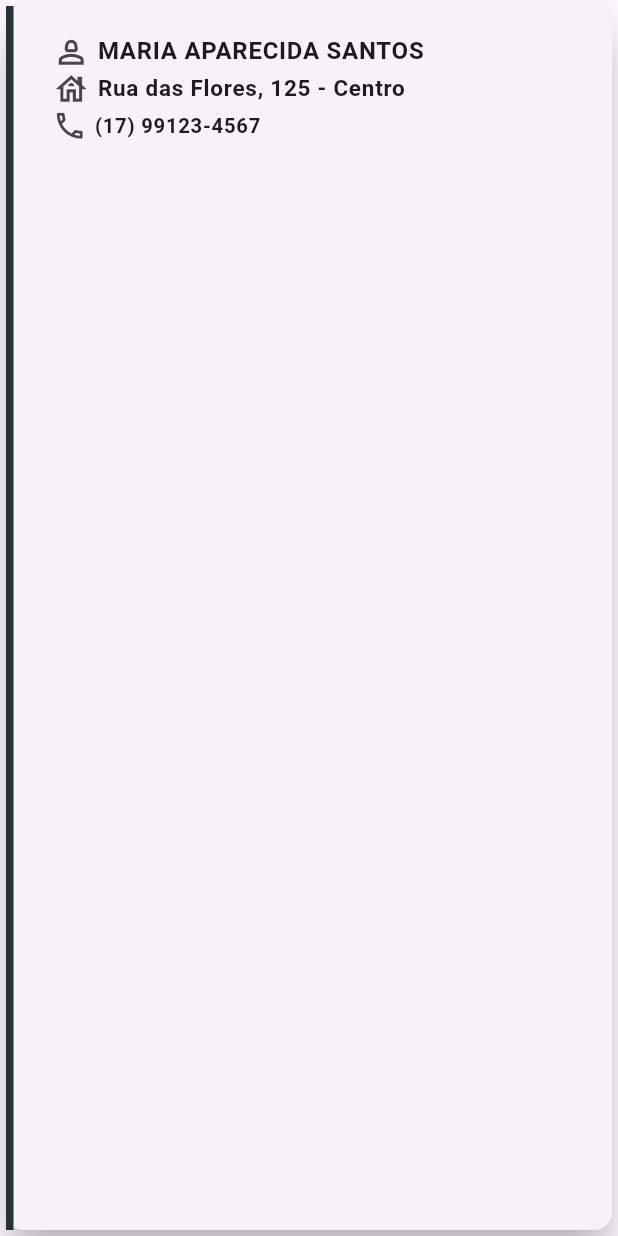
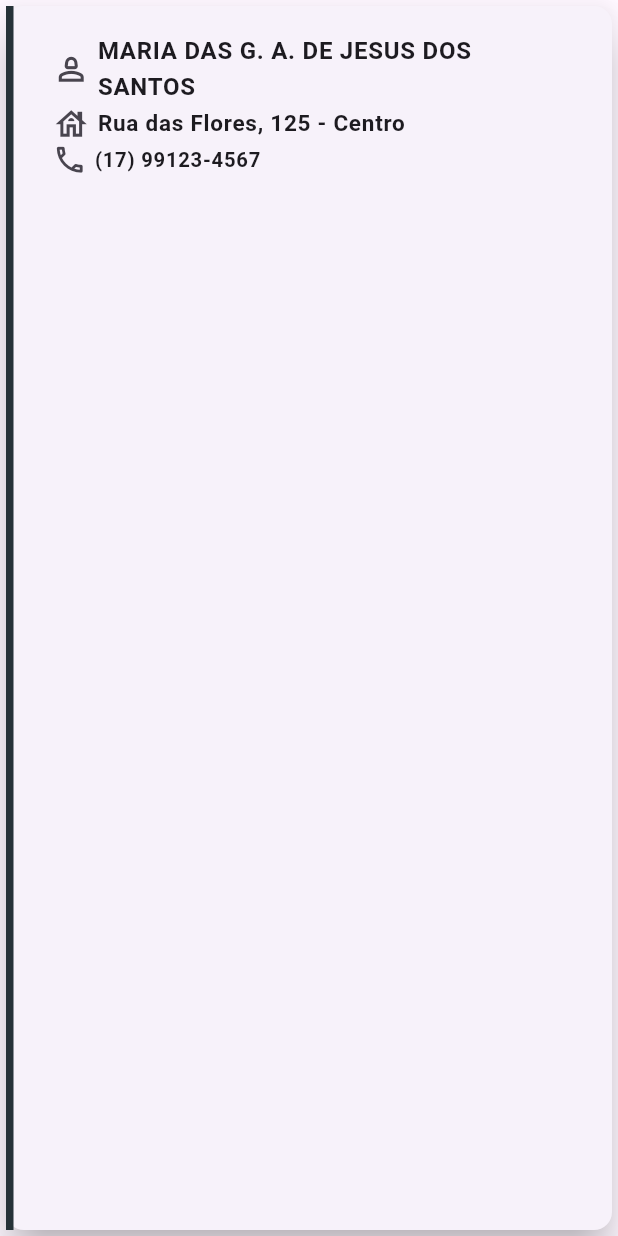
Before and after one commit to BrunoCamiloRibeiro/InterFatec2, a Flutter app: the CardPaciente widget shown alone on an empty page, opened directly, on a phone screen of 412 x 824 dp. Run offline on Flutter 3.47's test engine with Material 3 defaults, Android fonts, the phone set to English and light mode, and no system bars; our stand-ins replace timeline_tile.

Commit message:
feat(motorista/geral): abreviação de texto

```diff
--- /dev/null
+++ b/lib/components/abreviar_textos.dart
@@ -0,0 +1,109 @@
+
+class TextAbbreviator {
+  // Palavras de ligação comuns em português brasileiro.
+  static const Set<String> _stopWords = {
+    'a', 'à', 'às', 'ao', 'aos',
+    'o', 'os', 'as',
+    'de', 'da', 'das', 'do', 'dos',
+    'e', 'em', 'na', 'nas', 'no', 'nos',
+    'num', 'numa', 'nuns', 'numas',
+    'por', 'pela', 'pelas', 'pelo', 'pelos',
+    'para', 'pra', 'com', 'sem', 'sob',
+    'sobre', 'entre', 'até', 'desde',
+    'que', 'se', 'ou',
+  };
+
+  /// Abrevia palavras intermediárias quando o texto é longo.
+  ///
+  /// [maxCharacters]: limite de caracteres.
+  /// [maxWords]: limite de palavras.
+  /// [keepWords]: número mínimo de palavras significativas
+  /// que devem permanecer inteiras, além da primeira e da última.
+  static String abbreviate(
+    String text, {
+    int maxCharacters = 45,
+    int maxWords = 7,
+    int keepWords = 1,
+  }) {
+    // Normaliza espaços e trata entradas vazias.
+    final normalized = text.trim().replaceAll(
+      RegExp(r'\s+'),
+      ' ',
+    );
+
+    if (normalized.isEmpty) return normalized;
+
+    final words = normalized.split(' ');
+
+    // Verifica os dois critérios: caracteres OU palavras.
+    final isLong =
+        normalized.length > maxCharacters ||
+        words.length > maxWords;
+
+    if (!isLong || words.length <= 2) {
+      return normalized;
+    }
+
+    // Identifica a primeira palavra alfabética de cada token.
+    String getWord(String token) {
+      final match = RegExp(
+        r'[A-Za-zÀ-ÖØ-öø-ÿ]+',
+      ).firstMatch(token);
+
+      return match?.group(0) ?? token;
+    }
+
+    // Abrevia somente palavras significativas.
+    String abbreviateWord(String token) {
+      final match = RegExp(
+        r'[A-Za-zÀ-ÖØ-öø-ÿ]+',
+      ).firstMatch(token);
+
+      if (match == null) return token;
+
+      final word = match.group(0)!;
+      final lower = word.toLowerCase();
+
+      // Nunca abrevia palavras de ligação.
+      if (_stopWords.contains(lower)) {
+        return token;
+      }
+
+      // Palavras muito curtas já são compactas.
+      if (word.length <= 2) return token;
+
+      final abbreviation = '${word[0]}.';
+
+      return token.replaceRange(
+        match.start,
+        match.end,
+        abbreviation,
+      );
+    }
+
+    // Mantém o início e o final do texto.
+    final result = List<String>.from(words);
+
+    // Localiza as palavras significativas do meio.
+    final middleIndexes = <int>[];
+
+    for (int i = 1; i < words.length - 1; i++) {
+      final word = getWord(words[i]).toLowerCase();
+
+      if (word.length > 2 && !_stopWords.contains(word)) {
+        middleIndexes.add(i);
+      }
+    }
+
+    // Preserva algumas palavras intermediárias completas.
+    final wordsToAbbreviate = middleIndexes.length > keepWords
+        ? middleIndexes.take(middleIndexes.length - keepWords)
+        : <int>[];
+
+    for (final index in wordsToAbbreviate) {
+      result[index] = abbreviateWord(result[index]);
+    }
+
+    return result.join(' ');
+  }
+}
--- a/lib/components/card_paciente.dart
+++ b/lib/components/card_paciente.dart
@@ -1,4 +1,6 @@
 import 'package:flutter/material.dart';
+
+import '../components/abreviar_textos.dart';
 
 class CardPaciente extends StatelessWidget {
   final String nomePaciente;
@@ -86,8 +88,14 @@ class CardPaciente extends StatelessWidget {
                     const SizedBox(width: 5),
                     Expanded(
                       child: Text(
-                        nomePaciente.toUpperCase(),
-                        maxLines: 2, // Permite até 2 linhas para nomes grandes
+                        TextAbbreviator.abbreviate(
+                          nomePaciente,
+                          maxCharacters: 30,
+                          maxWords: 4,
+                          keepWords: 1,
+                        ).toUpperCase(),
+                        // nomePaciente.toUpperCase(),
+                        maxLines: 2, // Permite até X linhas para nomes grandes
                         overflow: TextOverflow
                             .ellipsis, // Coloca '...' se passar de 2 linhas
                         style: const TextStyle(fontWeight: FontWeight.bold),
--- a/lib/motorista.dart
+++ b/lib/motorista.dart
@@ -10,7 +10,6 @@ import 'components/card_paciente.dart'; // DESCOMENTAR ESSA LINHA CASO SEJA NECE
 // desembarque_destino
 // reembarque
 // desembarque_final
-Color corStatus = Colors.redAccent;
 
 class Motorista extends StatelessWidget {
   const Motorista({super.key});
@@ -29,7 +28,7 @@ class Motorista extends StatelessWidget {
                 spacing: 10,
                 children: [
                   CardPaciente(
-                    nomePaciente: 'Maria Aparecida Santos',
+                    nomePaciente: 'Maria das Graças Aparecida de Jesus dos Santos',
                     enderecoPaciente: 'Rua das Flores, 125 - Centro',
                     telPaciente: '(17) 99123-4567',
                     localConsulta: 'Hospital de Base',
@@ -37,7 +36,7 @@ class Motorista extends StatelessWidget {
                     status: 0,
                   ),
                   CardPaciente(
-                    nomePaciente: 'João Pedro Oliveira',
+                    nomePaciente: 'Teste de Nome Extremamente Longo com Muitos Caracteres e Palavras',
                     enderecoPaciente: 'Av. Alberto Andaló, 840',
                     telPaciente: '(17) 99234-5678',
                     localConsulta: 'UBS Central',
```
